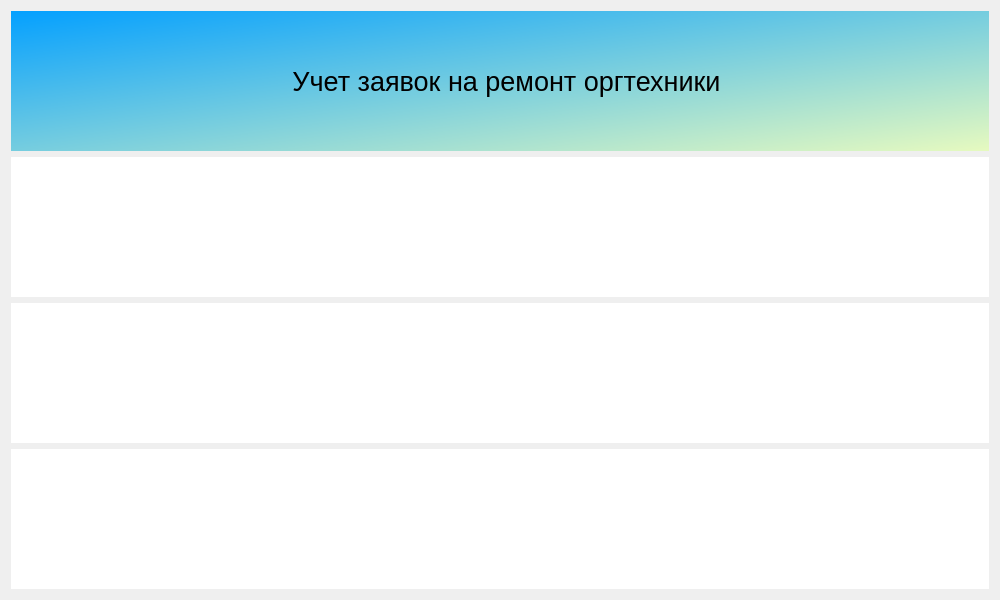
Above: 4 курс/demex/polus/welcomescreen.ui from zdarova69/USMONOVNN-IS21 before the change. Below: the same form after it.
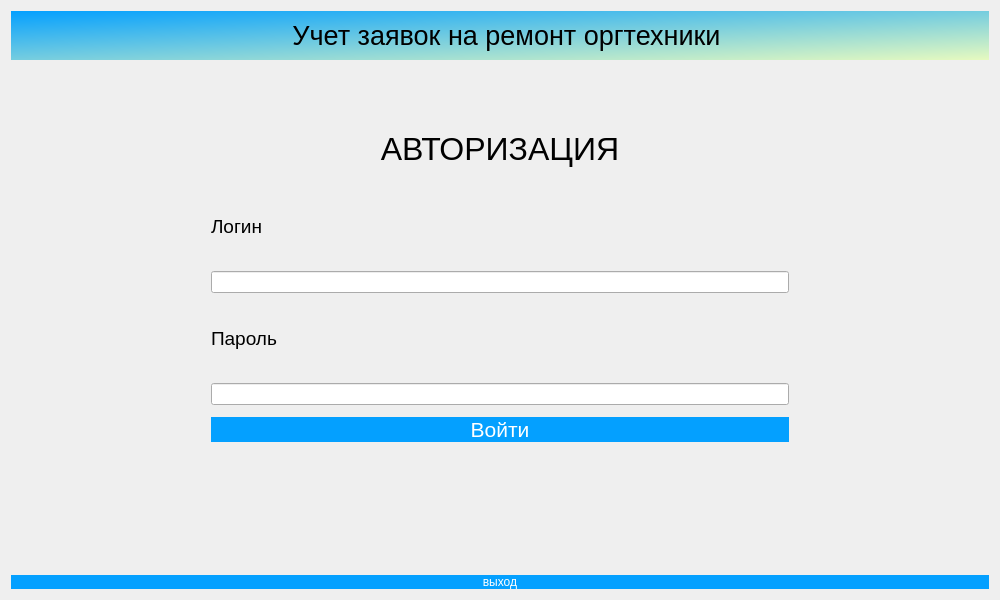
That is the form after the change. Icons and pictures are not drawn.

```diff
--- a/4 курс/demex/polus/welcomescreen.ui
+++ b/4 курс/demex/polus/welcomescreen.ui
@@ -27,11 +27,21 @@
   <property name="toolTipDuration">
    <number>0</number>
   </property>
+  <property name="styleSheet">
+   <string notr="true">QPushButton {
+background-color: rgb(4, 160, 255);
+color: rgb(255, 255, 255);
+border: 0px;
+}
+QWidget
+{font: &quot;Comic Sans MS&quot;;}
+</string>
+  </property>
   <property name="sizeGripEnabled">
    <bool>false</bool>
   </property>
-  <layout class="QVBoxLayout" name="verticalLayout">
-   <item>
+  <layout class="QGridLayout" name="gridLayout">
+   <item row="0" column="0">
     <widget class="QWidget" name="widget" native="true">
      <property name="styleSheet">
       <string notr="true">QWidget#widget{
@@ -75,6 +85,8 @@
           <property name="font">
            <font>
             <pointsize>20</pointsize>
+            <italic>false</italic>
+            <bold>false</bold>
            </font>
           </property>
           <property name="text">
@@ -90,24 +102,266 @@
      </layout>
     </widget>
    </item>
-   <item>
-    <widget class="QWidget" name="widget_4" native="true">
-     <property name="styleSheet">
-      <string notr="true">background-color: rgb(255, 255, 255);</string>
+   <item row="1" column="0">
+    <widget class="QStackedWidget" name="stackedWidget">
+     <property name="layoutDirection">
+      <enum>Qt::LeftToRight</enum>
      </property>
-    </widget>
-   </item>
-   <item>
-    <widget class="QWidget" name="widget_3" native="true">
+     <property name="autoFillBackground">
+      <bool>false</bool>
+     </property>
      <property name="styleSheet">
-      <string notr="true">background-color: rgb(255, 255, 255);</string>
+      <string notr="true"/>
      </property>
+     <property name="currentIndex">
+      <number>0</number>
+     </property>
+     <widget class="QWidget" name="Avtorisation">
+      <property name="layoutDirection">
+       <enum>Qt::LeftToRight</enum>
+      </property>
+      <layout class="QGridLayout" name="gridLayout_2">
+       <property name="leftMargin">
+        <number>200</number>
+       </property>
+       <property name="topMargin">
+        <number>50</number>
+       </property>
+       <property name="rightMargin">
+        <number>200</number>
+       </property>
+       <property name="bottomMargin">
+        <number>50</number>
+       </property>
+       <item row="0" column="0">
+        <layout class="QVBoxLayout" name="verticalLayout">
+         <property name="spacing">
+          <number>12</number>
+         </property>
+         <item>
+          <widget class="QLabel" name="label_3">
+           <property name="font">
+            <font>
+             <pointsize>24</pointsize>
+             <italic>false</italic>
+             <bold>false</bold>
+            </font>
+           </property>
+           <property name="text">
+            <string>АВТОРИЗАЦИЯ</string>
+           </property>
+           <property name="scaledContents">
+            <bool>false</bool>
+           </property>
+           <property name="alignment">
+            <set>Qt::AlignCenter</set>
+           </property>
+          </widget>
+         </item>
+         <item>
+          <widget class="QLabel" name="label_4">
+           <property name="font">
+            <font>
+             <pointsize>14</pointsize>
+             <italic>false</italic>
+             <bold>false</bold>
+            </font>
+           </property>
+           <property name="layoutDirection">
+            <enum>Qt::LeftToRight</enum>
+           </property>
+           <property name="autoFillBackground">
+            <bool>false</bool>
+           </property>
+           <property name="text">
+            <string>Логин</string>
+           </property>
+           <property name="alignment">
+            <set>Qt::AlignLeading|Qt::AlignLeft|Qt::AlignVCenter</set>
+           </property>
+          </widget>
+         </item>
+         <item>
+          <widget class="QLineEdit" name="LoginField"/>
+         </item>
+         <item>
+          <widget class="QLabel" name="label_5">
+           <property name="font">
+            <font>
+             <pointsize>14</pointsize>
+             <italic>false</italic>
+             <bold>false</bold>
+            </font>
+           </property>
+           <property name="text">
+            <string>Пароль</string>
+           </property>
+           <property name="alignment">
+            <set>Qt::AlignLeading|Qt::AlignLeft|Qt::AlignVCenter</set>
+           </property>
+          </widget>
+         </item>
+         <item>
+          <widget class="QLineEdit" name="PasswordField"/>
+         </item>
+         <item>
+          <widget class="QPushButton" name="SignInButton">
+           <property name="font">
+            <font>
+             <pointsize>16</pointsize>
+             <italic>false</italic>
+             <bold>false</bold>
+            </font>
+           </property>
+           <property name="styleSheet">
+            <string notr="true"/>
+           </property>
+           <property name="text">
+            <string>Войти</string>
+           </property>
+          </widget>
+         </item>
+         <item>
+          <widget class="QLabel" name="ErrorField">
+           <property name="font">
+            <font>
+             <pointsize>14</pointsize>
+             <italic>false</italic>
+             <bold>false</bold>
+            </font>
+           </property>
+           <property name="styleSheet">
+            <string notr="true">color: rgb(255, 0, 0);</string>
+           </property>
+           <property name="text">
+            <string/>
+           </property>
+           <property name="alignment">
+            <set>Qt::AlignCenter</set>
+           </property>
+          </widget>
+         </item>
+        </layout>
+       </item>
+      </layout>
+     </widget>
+     <widget class="QWidget" name="Zakazchik">
+      <widget class="QLabel" name="label_6">
+       <property name="geometry">
+        <rect>
+         <x>490</x>
+         <y>190</y>
+         <width>66</width>
+         <height>18</height>
+        </rect>
+       </property>
+       <property name="text">
+        <string>Заказчик</string>
+       </property>
+      </widget>
+      <widget class="QPushButton" name="pushButton">
+       <property name="geometry">
+        <rect>
+         <x>360</x>
+         <y>120</y>
+         <width>103</width>
+         <height>36</height>
+        </rect>
+       </property>
+       <property name="styleSheet">
+        <string notr="true">QPushButton#pushButton {background-color: rgb(255,125,150);
+border: 5x;}</string>
+       </property>
+       <property name="text">
+        <string>PushButton</string>
+       </property>
+      </widget>
+     </widget>
+     <widget class="QWidget" name="Manager">
+      <widget class="QLabel" name="label_9">
+       <property name="geometry">
+        <rect>
+         <x>730</x>
+         <y>320</y>
+         <width>66</width>
+         <height>18</height>
+        </rect>
+       </property>
+       <property name="text">
+        <string>менеджер</string>
+       </property>
+      </widget>
+      <widget class="QPushButton" name="pushButton_3">
+       <property name="geometry">
+        <rect>
+         <x>600</x>
+         <y>250</y>
+         <width>103</width>
+         <height>36</height>
+        </rect>
+       </property>
+       <property name="styleSheet">
+        <string notr="true">QPushButton#pushButton {background-color: rgb(255,125,150);
+border: 5x;}</string>
+       </property>
+       <property name="text">
+        <string/>
+       </property>
+      </widget>
+     </widget>
+     <widget class="QWidget" name="Operator">
+      <widget class="QLabel" name="label_8">
+       <property name="geometry">
+        <rect>
+         <x>820</x>
+         <y>250</y>
+         <width>66</width>
+         <height>18</height>
+        </rect>
+       </property>
+       <property name="text">
+        <string>оператор</string>
+       </property>
+      </widget>
+      <widget class="QPushButton" name="pushButton_2">
+       <property name="geometry">
+        <rect>
+         <x>690</x>
+         <y>180</y>
+         <width>103</width>
+         <height>36</height>
+        </rect>
+       </property>
+       <property name="styleSheet">
+        <string notr="true">QPushButton#pushButton {background-color: rgb(255,125,150);
+border: 5x;}</string>
+       </property>
+       <property name="text">
+        <string/>
+       </property>
+      </widget>
+     </widget>
+     <widget class="QWidget" name="Master">
+      <widget class="QLabel" name="label_7">
+       <property name="geometry">
+        <rect>
+         <x>360</x>
+         <y>240</y>
+         <width>66</width>
+         <height>18</height>
+        </rect>
+       </property>
+       <property name="text">
+        <string>Master</string>
+       </property>
+      </widget>
+     </widget>
     </widget>
    </item>
-   <item>
-    <widget class="QWidget" name="widget_2" native="true">
-     <property name="styleSheet">
-      <string notr="true">background-color: rgb(255, 255, 255);</string>
+   <item row="2" column="0">
+    <widget class="QPushButton" name="SignOutButton">
+     <property name="text">
+      <string>выход</string>
      </property>
     </widget>
    </item>
```
